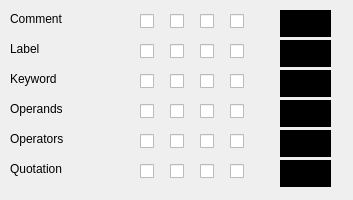
Qt form IDE/GUI/dialogs/interfacecfg/interfacecfg_syntaxasm.ui (AbyssAbbeba/MDS-picoblaze-AVR-ide) before a commit.
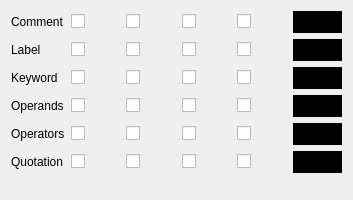
The same form after that commit.

The edit to the form file:
```diff
--- a/IDE/GUI/dialogs/interfacecfg/interfacecfg_syntaxasm.ui
+++ b/IDE/GUI/dialogs/interfacecfg/interfacecfg_syntaxasm.ui
@@ -13,732 +13,531 @@
   <property name="windowTitle">
    <string>Form</string>
   </property>
-  <widget class="QLabel" name="lblCmnt">
-   <property name="geometry">
-    <rect>
-     <x>10</x>
-     <y>10</y>
-     <width>111</width>
-     <height>17</height>
-    </rect>
-   </property>
-   <property name="text">
-    <string>Comment</string>
-   </property>
-  </widget>
-  <widget class="QCheckBox" name="chckICmnt">
-   <property name="geometry">
-    <rect>
-     <x>140</x>
-     <y>10</y>
-     <width>21</width>
-     <height>22</height>
-    </rect>
-   </property>
-   <property name="text">
-    <string/>
-   </property>
-  </widget>
-  <widget class="QCheckBox" name="chckUCmnt">
-   <property name="geometry">
-    <rect>
-     <x>170</x>
-     <y>10</y>
-     <width>21</width>
-     <height>22</height>
-    </rect>
-   </property>
-   <property name="text">
-    <string/>
-   </property>
-  </widget>
-  <widget class="QCheckBox" name="chckBCmnt">
-   <property name="geometry">
-    <rect>
-     <x>230</x>
-     <y>10</y>
-     <width>21</width>
-     <height>22</height>
-    </rect>
-   </property>
-   <property name="text">
-    <string/>
-   </property>
-  </widget>
-  <widget class="QPushButton" name="btnColorCmnt">
-   <property name="geometry">
-    <rect>
-     <x>280</x>
-     <y>10</y>
-     <width>51</width>
-     <height>27</height>
-    </rect>
-   </property>
-   <property name="palette">
-    <palette>
-     <active>
-      <colorrole role="Button">
-       <brush brushstyle="SolidPattern">
-        <color alpha="255">
-         <red>0</red>
-         <green>0</green>
-         <blue>0</blue>
-        </color>
-       </brush>
-      </colorrole>
-     </active>
-     <inactive>
-      <colorrole role="Button">
-       <brush brushstyle="SolidPattern">
-        <color alpha="255">
-         <red>0</red>
-         <green>0</green>
-         <blue>0</blue>
-        </color>
-       </brush>
-      </colorrole>
-     </inactive>
-     <disabled>
-      <colorrole role="Button">
-       <brush brushstyle="SolidPattern">
-        <color alpha="255">
-         <red>0</red>
-         <green>0</green>
-         <blue>0</blue>
-        </color>
-       </brush>
-      </colorrole>
-     </disabled>
-    </palette>
-   </property>
-   <property name="autoFillBackground">
-    <bool>true</bool>
-   </property>
-   <property name="text">
-    <string/>
-   </property>
-   <property name="flat">
-    <bool>true</bool>
-   </property>
-  </widget>
-  <widget class="QLabel" name="lblLbl">
-   <property name="geometry">
-    <rect>
-     <x>10</x>
-     <y>40</y>
-     <width>66</width>
-     <height>17</height>
-    </rect>
-   </property>
-   <property name="text">
-    <string>Label</string>
-   </property>
-  </widget>
-  <widget class="QCheckBox" name="chckILbl">
-   <property name="geometry">
-    <rect>
-     <x>140</x>
-     <y>40</y>
-     <width>21</width>
-     <height>22</height>
-    </rect>
-   </property>
-   <property name="text">
-    <string/>
-   </property>
-  </widget>
-  <widget class="QCheckBox" name="chckULbl">
-   <property name="geometry">
-    <rect>
-     <x>170</x>
-     <y>40</y>
-     <width>21</width>
-     <height>22</height>
-    </rect>
-   </property>
-   <property name="text">
-    <string/>
-   </property>
-  </widget>
-  <widget class="QCheckBox" name="chckBLbl">
-   <property name="geometry">
-    <rect>
-     <x>230</x>
-     <y>40</y>
-     <width>21</width>
-     <height>22</height>
-    </rect>
-   </property>
-   <property name="text">
-    <string/>
-   </property>
-  </widget>
-  <widget class="QPushButton" name="btnColorLbl">
-   <property name="geometry">
-    <rect>
-     <x>280</x>
-     <y>40</y>
-     <width>51</width>
-     <height>27</height>
-    </rect>
-   </property>
-   <property name="palette">
-    <palette>
-     <active>
-      <colorrole role="Button">
-       <brush brushstyle="SolidPattern">
-        <color alpha="255">
-         <red>0</red>
-         <green>0</green>
-         <blue>0</blue>
-        </color>
-       </brush>
-      </colorrole>
-     </active>
-     <inactive>
-      <colorrole role="Button">
-       <brush brushstyle="SolidPattern">
-        <color alpha="255">
-         <red>0</red>
-         <green>0</green>
-         <blue>0</blue>
-        </color>
-       </brush>
-      </colorrole>
-     </inactive>
-     <disabled>
-      <colorrole role="Button">
-       <brush brushstyle="SolidPattern">
-        <color alpha="255">
-         <red>0</red>
-         <green>0</green>
-         <blue>0</blue>
-        </color>
-       </brush>
-      </colorrole>
-     </disabled>
-    </palette>
-   </property>
-   <property name="autoFillBackground">
-    <bool>true</bool>
-   </property>
-   <property name="text">
-    <string/>
-   </property>
-   <property name="flat">
-    <bool>true</bool>
-   </property>
-  </widget>
-  <widget class="QLabel" name="lblKwrd">
-   <property name="geometry">
-    <rect>
-     <x>10</x>
-     <y>70</y>
-     <width>66</width>
-     <height>17</height>
-    </rect>
-   </property>
-   <property name="text">
-    <string>Keyword</string>
-   </property>
-  </widget>
-  <widget class="QCheckBox" name="chckIKwrd">
-   <property name="geometry">
-    <rect>
-     <x>140</x>
-     <y>70</y>
-     <width>21</width>
-     <height>22</height>
-    </rect>
-   </property>
-   <property name="text">
-    <string/>
-   </property>
-  </widget>
-  <widget class="QCheckBox" name="chckUKwrd">
-   <property name="geometry">
-    <rect>
-     <x>170</x>
-     <y>70</y>
-     <width>21</width>
-     <height>22</height>
-    </rect>
-   </property>
-   <property name="text">
-    <string/>
-   </property>
-  </widget>
-  <widget class="QCheckBox" name="chckBKwrd">
-   <property name="geometry">
-    <rect>
-     <x>230</x>
-     <y>70</y>
-     <width>21</width>
-     <height>22</height>
-    </rect>
-   </property>
-   <property name="text">
-    <string/>
-   </property>
-  </widget>
-  <widget class="QPushButton" name="btnColorKwrd">
-   <property name="geometry">
-    <rect>
-     <x>280</x>
-     <y>70</y>
-     <width>51</width>
-     <height>27</height>
-    </rect>
-   </property>
-   <property name="palette">
-    <palette>
-     <active>
-      <colorrole role="Button">
-       <brush brushstyle="SolidPattern">
-        <color alpha="255">
-         <red>0</red>
-         <green>0</green>
-         <blue>0</blue>
-        </color>
-       </brush>
-      </colorrole>
-     </active>
-     <inactive>
-      <colorrole role="Button">
-       <brush brushstyle="SolidPattern">
-        <color alpha="255">
-         <red>0</red>
-         <green>0</green>
-         <blue>0</blue>
-        </color>
-       </brush>
-      </colorrole>
-     </inactive>
-     <disabled>
-      <colorrole role="Button">
-       <brush brushstyle="SolidPattern">
-        <color alpha="255">
-         <red>0</red>
-         <green>0</green>
-         <blue>0</blue>
-        </color>
-       </brush>
-      </colorrole>
-     </disabled>
-    </palette>
-   </property>
-   <property name="autoFillBackground">
-    <bool>true</bool>
-   </property>
-   <property name="text">
-    <string/>
-   </property>
-   <property name="flat">
-    <bool>true</bool>
-   </property>
-  </widget>
-  <widget class="QLabel" name="lblOpds">
-   <property name="geometry">
-    <rect>
-     <x>10</x>
-     <y>100</y>
-     <width>81</width>
-     <height>17</height>
-    </rect>
-   </property>
-   <property name="text">
-    <string>Operands</string>
-   </property>
-  </widget>
-  <widget class="QCheckBox" name="chckIOpds">
-   <property name="geometry">
-    <rect>
-     <x>140</x>
-     <y>100</y>
-     <width>21</width>
-     <height>22</height>
-    </rect>
-   </property>
-   <property name="text">
-    <string/>
-   </property>
-  </widget>
-  <widget class="QCheckBox" name="chckUOpds">
-   <property name="geometry">
-    <rect>
-     <x>170</x>
-     <y>100</y>
-     <width>21</width>
-     <height>22</height>
-    </rect>
-   </property>
-   <property name="text">
-    <string/>
-   </property>
-  </widget>
-  <widget class="QCheckBox" name="chckBOpds">
-   <property name="geometry">
-    <rect>
-     <x>230</x>
-     <y>100</y>
-     <width>21</width>
-     <height>22</height>
-    </rect>
-   </property>
-   <property name="text">
-    <string/>
-   </property>
-  </widget>
-  <widget class="QPushButton" name="btnColorOpds">
-   <property name="geometry">
-    <rect>
-     <x>280</x>
-     <y>100</y>
-     <width>51</width>
-     <height>27</height>
-    </rect>
-   </property>
-   <property name="palette">
-    <palette>
-     <active>
-      <colorrole role="Button">
-       <brush brushstyle="SolidPattern">
-        <color alpha="255">
-         <red>0</red>
-         <green>0</green>
-         <blue>0</blue>
-        </color>
-       </brush>
-      </colorrole>
-     </active>
-     <inactive>
-      <colorrole role="Button">
-       <brush brushstyle="SolidPattern">
-        <color alpha="255">
-         <red>0</red>
-         <green>0</green>
-         <blue>0</blue>
-        </color>
-       </brush>
-      </colorrole>
-     </inactive>
-     <disabled>
-      <colorrole role="Button">
-       <brush brushstyle="SolidPattern">
-        <color alpha="255">
-         <red>0</red>
-         <green>0</green>
-         <blue>0</blue>
-        </color>
-       </brush>
-      </colorrole>
-     </disabled>
-    </palette>
-   </property>
-   <property name="autoFillBackground">
-    <bool>true</bool>
-   </property>
-   <property name="text">
-    <string/>
-   </property>
-   <property name="flat">
-    <bool>true</bool>
-   </property>
-  </widget>
-  <widget class="QLabel" name="lblQuote">
-   <property name="geometry">
-    <rect>
-     <x>10</x>
-     <y>160</y>
-     <width>81</width>
-     <height>17</height>
-    </rect>
-   </property>
-   <property name="text">
-    <string>Quotation</string>
-   </property>
-  </widget>
-  <widget class="QLabel" name="lblOpts">
-   <property name="geometry">
-    <rect>
-     <x>10</x>
-     <y>130</y>
-     <width>81</width>
-     <height>17</height>
-    </rect>
-   </property>
-   <property name="text">
-    <string>Operators</string>
-   </property>
-  </widget>
-  <widget class="QCheckBox" name="chckIOpts">
-   <property name="geometry">
-    <rect>
-     <x>140</x>
-     <y>130</y>
-     <width>21</width>
-     <height>22</height>
-    </rect>
-   </property>
-   <property name="text">
-    <string/>
-   </property>
-  </widget>
-  <widget class="QCheckBox" name="chckUOpts">
-   <property name="geometry">
-    <rect>
-     <x>170</x>
-     <y>130</y>
-     <width>21</width>
-     <height>22</height>
-    </rect>
-   </property>
-   <property name="text">
-    <string/>
-   </property>
-  </widget>
-  <widget class="QCheckBox" name="chckBOpts">
-   <property name="geometry">
-    <rect>
-     <x>230</x>
-     <y>130</y>
-     <width>21</width>
-     <height>22</height>
-    </rect>
-   </property>
-   <property name="text">
-    <string/>
-   </property>
-  </widget>
-  <widget class="QCheckBox" name="chckIQuote">
-   <property name="geometry">
-    <rect>
-     <x>140</x>
-     <y>160</y>
-     <width>21</width>
-     <height>22</height>
-    </rect>
-   </property>
-   <property name="text">
-    <string/>
-   </property>
-  </widget>
-  <widget class="QCheckBox" name="chckUQuote">
-   <property name="geometry">
-    <rect>
-     <x>170</x>
-     <y>160</y>
-     <width>21</width>
-     <height>22</height>
-    </rect>
-   </property>
-   <property name="text">
-    <string/>
-   </property>
-  </widget>
-  <widget class="QCheckBox" name="chckBQuote">
-   <property name="geometry">
-    <rect>
-     <x>230</x>
-     <y>160</y>
-     <width>21</width>
-     <height>22</height>
-    </rect>
-   </property>
-   <property name="text">
-    <string/>
-   </property>
-  </widget>
-  <widget class="QPushButton" name="btnColorOpts">
-   <property name="geometry">
-    <rect>
-     <x>280</x>
-     <y>130</y>
-     <width>51</width>
-     <height>27</height>
-    </rect>
-   </property>
-   <property name="palette">
-    <palette>
-     <active>
-      <colorrole role="Button">
-       <brush brushstyle="SolidPattern">
-        <color alpha="255">
-         <red>0</red>
-         <green>0</green>
-         <blue>0</blue>
-        </color>
-       </brush>
-      </colorrole>
-     </active>
-     <inactive>
-      <colorrole role="Button">
-       <brush brushstyle="SolidPattern">
-        <color alpha="255">
-         <red>0</red>
-         <green>0</green>
-         <blue>0</blue>
-        </color>
-       </brush>
-      </colorrole>
-     </inactive>
-     <disabled>
-      <colorrole role="Button">
-       <brush brushstyle="SolidPattern">
-        <color alpha="255">
-         <red>0</red>
-         <green>0</green>
-         <blue>0</blue>
-        </color>
-       </brush>
-      </colorrole>
-     </disabled>
-    </palette>
-   </property>
-   <property name="autoFillBackground">
-    <bool>true</bool>
-   </property>
-   <property name="text">
-    <string/>
-   </property>
-   <property name="flat">
-    <bool>true</bool>
-   </property>
-  </widget>
-  <widget class="QPushButton" name="btnColorQuote">
-   <property name="geometry">
-    <rect>
-     <x>280</x>
-     <y>160</y>
-     <width>51</width>
-     <height>27</height>
-    </rect>
-   </property>
-   <property name="palette">
-    <palette>
-     <active>
-      <colorrole role="Button">
-       <brush brushstyle="SolidPattern">
-        <color alpha="255">
-         <red>0</red>
-         <green>0</green>
-         <blue>0</blue>
-        </color>
-       </brush>
-      </colorrole>
-     </active>
-     <inactive>
-      <colorrole role="Button">
-       <brush brushstyle="SolidPattern">
-        <color alpha="255">
-         <red>0</red>
-         <green>0</green>
-         <blue>0</blue>
-        </color>
-       </brush>
-      </colorrole>
-     </inactive>
-     <disabled>
-      <colorrole role="Button">
-       <brush brushstyle="SolidPattern">
-        <color alpha="255">
-         <red>0</red>
-         <green>0</green>
-         <blue>0</blue>
-        </color>
-       </brush>
-      </colorrole>
-     </disabled>
-    </palette>
-   </property>
-   <property name="autoFillBackground">
-    <bool>true</bool>
-   </property>
-   <property name="text">
-    <string/>
-   </property>
-   <property name="flat">
-    <bool>true</bool>
-   </property>
-  </widget>
-  <widget class="QCheckBox" name="chckSCmnt">
-   <property name="geometry">
-    <rect>
-     <x>200</x>
-     <y>10</y>
-     <width>21</width>
-     <height>22</height>
-    </rect>
-   </property>
-   <property name="text">
-    <string/>
-   </property>
-  </widget>
-  <widget class="QCheckBox" name="chckSLbl">
-   <property name="geometry">
-    <rect>
-     <x>200</x>
-     <y>40</y>
-     <width>21</width>
-     <height>22</height>
-    </rect>
-   </property>
-   <property name="text">
-    <string/>
-   </property>
-  </widget>
-  <widget class="QCheckBox" name="chckSKwrd">
-   <property name="geometry">
-    <rect>
-     <x>200</x>
-     <y>70</y>
-     <width>21</width>
-     <height>22</height>
-    </rect>
-   </property>
-   <property name="text">
-    <string/>
-   </property>
-  </widget>
-  <widget class="QCheckBox" name="chckSOpds">
-   <property name="geometry">
-    <rect>
-     <x>200</x>
-     <y>100</y>
-     <width>21</width>
-     <height>22</height>
-    </rect>
-   </property>
-   <property name="text">
-    <string/>
-   </property>
-  </widget>
-  <widget class="QCheckBox" name="chckSOpts">
-   <property name="geometry">
-    <rect>
-     <x>200</x>
-     <y>130</y>
-     <width>21</width>
-     <height>22</height>
-    </rect>
-   </property>
-   <property name="text">
-    <string/>
-   </property>
-  </widget>
-  <widget class="QCheckBox" name="chckSQuote">
-   <property name="geometry">
-    <rect>
-     <x>200</x>
-     <y>160</y>
-     <width>21</width>
-     <height>22</height>
-    </rect>
-   </property>
-   <property name="text">
-    <string/>
-   </property>
-  </widget>
+  <layout class="QGridLayout" name="gridLayout">
+   <item row="1" column="0">
+    <widget class="QLabel" name="lblLbl">
+     <property name="text">
+      <string>Label</string>
+     </property>
+    </widget>
+   </item>
+   <item row="1" column="3">
+    <widget class="QCheckBox" name="chckSLbl">
+     <property name="text">
+      <string/>
+     </property>
+    </widget>
+   </item>
+   <item row="5" column="5">
+    <widget class="QPushButton" name="btnColorQuote">
+     <property name="palette">
+      <palette>
+       <active>
+        <colorrole role="Button">
+         <brush brushstyle="SolidPattern">
+          <color alpha="255">
+           <red>0</red>
+           <green>0</green>
+           <blue>0</blue>
+          </color>
+         </brush>
+        </colorrole>
+       </active>
+       <inactive>
+        <colorrole role="Button">
+         <brush brushstyle="SolidPattern">
+          <color alpha="255">
+           <red>0</red>
+           <green>0</green>
+           <blue>0</blue>
+          </color>
+         </brush>
+        </colorrole>
+       </inactive>
+       <disabled>
+        <colorrole role="Button">
+         <brush brushstyle="SolidPattern">
+          <color alpha="255">
+           <red>0</red>
+           <green>0</green>
+           <blue>0</blue>
+          </color>
+         </brush>
+        </colorrole>
+       </disabled>
+      </palette>
+     </property>
+     <property name="autoFillBackground">
+      <bool>true</bool>
+     </property>
+     <property name="text">
+      <string/>
+     </property>
+     <property name="flat">
+      <bool>true</bool>
+     </property>
+    </widget>
+   </item>
+   <item row="5" column="4">
+    <widget class="QCheckBox" name="chckBQuote">
+     <property name="text">
+      <string/>
+     </property>
+    </widget>
+   </item>
+   <item row="5" column="3">
+    <widget class="QCheckBox" name="chckSQuote">
+     <property name="text">
+      <string/>
+     </property>
+    </widget>
+   </item>
+   <item row="5" column="1">
+    <widget class="QCheckBox" name="chckIQuote">
+     <property name="text">
+      <string/>
+     </property>
+    </widget>
+   </item>
+   <item row="5" column="2">
+    <widget class="QCheckBox" name="chckUQuote">
+     <property name="text">
+      <string/>
+     </property>
+    </widget>
+   </item>
+   <item row="5" column="0">
+    <widget class="QLabel" name="lblQuote">
+     <property name="text">
+      <string>Quotation</string>
+     </property>
+    </widget>
+   </item>
+   <item row="4" column="3">
+    <widget class="QCheckBox" name="chckSOpts">
+     <property name="text">
+      <string/>
+     </property>
+    </widget>
+   </item>
+   <item row="3" column="1">
+    <widget class="QCheckBox" name="chckIOpds">
+     <property name="text">
+      <string/>
+     </property>
+    </widget>
+   </item>
+   <item row="4" column="5">
+    <widget class="QPushButton" name="btnColorOpts">
+     <property name="palette">
+      <palette>
+       <active>
+        <colorrole role="Button">
+         <brush brushstyle="SolidPattern">
+          <color alpha="255">
+           <red>0</red>
+           <green>0</green>
+           <blue>0</blue>
+          </color>
+         </brush>
+        </colorrole>
+       </active>
+       <inactive>
+        <colorrole role="Button">
+         <brush brushstyle="SolidPattern">
+          <color alpha="255">
+           <red>0</red>
+           <green>0</green>
+           <blue>0</blue>
+          </color>
+         </brush>
+        </colorrole>
+       </inactive>
+       <disabled>
+        <colorrole role="Button">
+         <brush brushstyle="SolidPattern">
+          <color alpha="255">
+           <red>0</red>
+           <green>0</green>
+           <blue>0</blue>
+          </color>
+         </brush>
+        </colorrole>
+       </disabled>
+      </palette>
+     </property>
+     <property name="autoFillBackground">
+      <bool>true</bool>
+     </property>
+     <property name="text">
+      <string/>
+     </property>
+     <property name="flat">
+      <bool>true</bool>
+     </property>
+    </widget>
+   </item>
+   <item row="4" column="1">
+    <widget class="QCheckBox" name="chckIOpts">
+     <property name="text">
+      <string/>
+     </property>
+    </widget>
+   </item>
+   <item row="4" column="0">
+    <widget class="QLabel" name="lblOpts">
+     <property name="text">
+      <string>Operators</string>
+     </property>
+    </widget>
+   </item>
+   <item row="4" column="4">
+    <widget class="QCheckBox" name="chckBOpts">
+     <property name="text">
+      <string/>
+     </property>
+    </widget>
+   </item>
+   <item row="3" column="2">
+    <widget class="QCheckBox" name="chckUOpds">
+     <property name="text">
+      <string/>
+     </property>
+    </widget>
+   </item>
+   <item row="3" column="0">
+    <widget class="QLabel" name="lblOpds">
+     <property name="text">
+      <string>Operands</string>
+     </property>
+    </widget>
+   </item>
+   <item row="4" column="2">
+    <widget class="QCheckBox" name="chckUOpts">
+     <property name="text">
+      <string/>
+     </property>
+    </widget>
+   </item>
+   <item row="3" column="3">
+    <widget class="QCheckBox" name="chckSOpds">
+     <property name="text">
+      <string/>
+     </property>
+    </widget>
+   </item>
+   <item row="3" column="4">
+    <widget class="QCheckBox" name="chckBOpds">
+     <property name="text">
+      <string/>
+     </property>
+    </widget>
+   </item>
+   <item row="3" column="5">
+    <widget class="QPushButton" name="btnColorOpds">
+     <property name="palette">
+      <palette>
+       <active>
+        <colorrole role="Button">
+         <brush brushstyle="SolidPattern">
+          <color alpha="255">
+           <red>0</red>
+           <green>0</green>
+           <blue>0</blue>
+          </color>
+         </brush>
+        </colorrole>
+       </active>
+       <inactive>
+        <colorrole role="Button">
+         <brush brushstyle="SolidPattern">
+          <color alpha="255">
+           <red>0</red>
+           <green>0</green>
+           <blue>0</blue>
+          </color>
+         </brush>
+        </colorrole>
+       </inactive>
+       <disabled>
+        <colorrole role="Button">
+         <brush brushstyle="SolidPattern">
+          <color alpha="255">
+           <red>0</red>
+           <green>0</green>
+           <blue>0</blue>
+          </color>
+         </brush>
+        </colorrole>
+       </disabled>
+      </palette>
+     </property>
+     <property name="autoFillBackground">
+      <bool>true</bool>
+     </property>
+     <property name="text">
+      <string/>
+     </property>
+     <property name="flat">
+      <bool>true</bool>
+     </property>
+    </widget>
+   </item>
+   <item row="2" column="1">
+    <widget class="QCheckBox" name="chckIKwrd">
+     <property name="text">
+      <string/>
+     </property>
+    </widget>
+   </item>
+   <item row="2" column="0">
+    <widget class="QLabel" name="lblKwrd">
+     <property name="text">
+      <string>Keyword</string>
+     </property>
+    </widget>
+   </item>
+   <item row="1" column="5">
+    <widget class="QPushButton" name="btnColorLbl">
+     <property name="palette">
+      <palette>
+       <active>
+        <colorrole role="Button">
+         <brush brushstyle="SolidPattern">
+          <color alpha="255">
+           <red>0</red>
+           <green>0</green>
+           <blue>0</blue>
+          </color>
+         </brush>
+        </colorrole>
+       </active>
+       <inactive>
+        <colorrole role="Button">
+         <brush brushstyle="SolidPattern">
+          <color alpha="255">
+           <red>0</red>
+           <green>0</green>
+           <blue>0</blue>
+          </color>
+         </brush>
+        </colorrole>
+       </inactive>
+       <disabled>
+        <colorrole role="Button">
+         <brush brushstyle="SolidPattern">
+          <color alpha="255">
+           <red>0</red>
+           <green>0</green>
+           <blue>0</blue>
+          </color>
+         </brush>
+        </colorrole>
+       </disabled>
+      </palette>
+     </property>
+     <property name="autoFillBackground">
+      <bool>true</bool>
+     </property>
+     <property name="text">
+      <string/>
+     </property>
+     <property name="flat">
+      <bool>true</bool>
+     </property>
+    </widget>
+   </item>
+   <item row="1" column="4">
+    <widget class="QCheckBox" name="chckBLbl">
+     <property name="text">
+      <string/>
+     </property>
+    </widget>
+   </item>
+   <item row="2" column="3">
+    <widget class="QCheckBox" name="chckSKwrd">
+     <property name="text">
+      <string/>
+     </property>
+    </widget>
+   </item>
+   <item row="2" column="5">
+    <widget class="QPushButton" name="btnColorKwrd">
+     <property name="palette">
+      <palette>
+       <active>
+        <colorrole role="Button">
+         <brush brushstyle="SolidPattern">
+          <color alpha="255">
+           <red>0</red>
+           <green>0</green>
+           <blue>0</blue>
+          </color>
+         </brush>
+        </colorrole>
+       </active>
+       <inactive>
+        <colorrole role="Button">
+         <brush brushstyle="SolidPattern">
+          <color alpha="255">
+           <red>0</red>
+           <green>0</green>
+           <blue>0</blue>
+          </color>
+         </brush>
+        </colorrole>
+       </inactive>
+       <disabled>
+        <colorrole role="Button">
+         <brush brushstyle="SolidPattern">
+          <color alpha="255">
+           <red>0</red>
+           <green>0</green>
+           <blue>0</blue>
+          </color>
+         </brush>
+        </colorrole>
+       </disabled>
+      </palette>
+     </property>
+     <property name="autoFillBackground">
+      <bool>true</bool>
+     </property>
+     <property name="text">
+      <string/>
+     </property>
+     <property name="flat">
+      <bool>true</bool>
+     </property>
+    </widget>
+   </item>
+   <item row="2" column="4">
+    <widget class="QCheckBox" name="chckBKwrd">
+     <property name="text">
+      <string/>
+     </property>
+    </widget>
+   </item>
+   <item row="2" column="2">
+    <widget class="QCheckBox" name="chckUKwrd">
+     <property name="text">
+      <string/>
+     </property>
+    </widget>
+   </item>
+   <item row="1" column="1">
+    <widget class="QCheckBox" name="chckILbl">
+     <property name="text">
+      <string/>
+     </property>
+    </widget>
+   </item>
+   <item row="1" column="2">
+    <widget class="QCheckBox" name="chckULbl">
+     <property name="text">
+      <string/>
+     </property>
+    </widget>
+   </item>
+   <item row="0" column="5">
+    <widget class="QPushButton" name="btnColorCmnt">
+     <property name="palette">
+      <palette>
+       <active>
+        <colorrole role="Button">
+         <brush brushstyle="SolidPattern">
+          <color alpha="255">
+           <red>0</red>
+           <green>0</green>
+           <blue>0</blue>
+          </color>
+         </brush>
+        </colorrole>
+       </active>
+       <inactive>
+        <colorrole role="Button">
+         <brush brushstyle="SolidPattern">
+          <color alpha="255">
+           <red>0</red>
+           <green>0</green>
+           <blue>0</blue>
+          </color>
+         </brush>
+        </colorrole>
+       </inactive>
+       <disabled>
+        <colorrole role="Button">
+         <brush brushstyle="SolidPattern">
+          <color alpha="255">
+           <red>0</red>
+           <green>0</green>
+           <blue>0</blue>
+          </color>
+         </brush>
+        </colorrole>
+       </disabled>
+      </palette>
+     </property>
+     <property name="autoFillBackground">
+      <bool>true</bool>
+     </property>
+     <property name="text">
+      <string/>
+     </property>
+     <property name="flat">
+      <bool>true</bool>
+     </property>
+    </widget>
+   </item>
+   <item row="0" column="4">
+    <widget class="QCheckBox" name="chckBCmnt">
+     <property name="text">
+      <string/>
+     </property>
+    </widget>
+   </item>
+   <item row="0" column="3">
+    <widget class="QCheckBox" name="chckSCmnt">
+     <property name="text">
+      <string/>
+     </property>
+    </widget>
+   </item>
+   <item row="0" column="2">
+    <widget class="QCheckBox" name="chckUCmnt">
+     <property name="text">
+      <string/>
+     </property>
+    </widget>
+   </item>
+   <item row="0" column="0">
+    <widget class="QLabel" name="lblCmnt">
+     <property name="text">
+      <string>Comment</string>
+     </property>
+    </widget>
+   </item>
+   <item row="0" column="1">
+    <widget class="QCheckBox" name="chckICmnt">
+     <property name="text">
+      <string/>
+     </property>
+    </widget>
+   </item>
+   <item row="6" column="0" colspan="6">
+    <spacer name="verticalSpacer">
+     <property name="orientation">
+      <enum>Qt::Vertical</enum>
+     </property>
+     <property name="sizeHint" stdset="0">
+      <size>
+       <width>20</width>
+       <height>40</height>
+      </size>
+     </property>
+    </spacer>
+   </item>
+  </layout>
  </widget>
  <resources/>
  <connections/>
```
